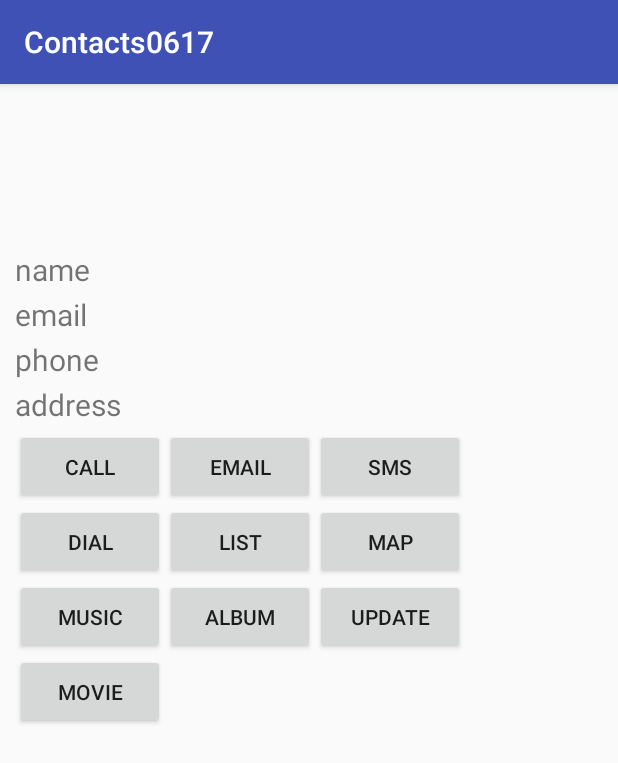
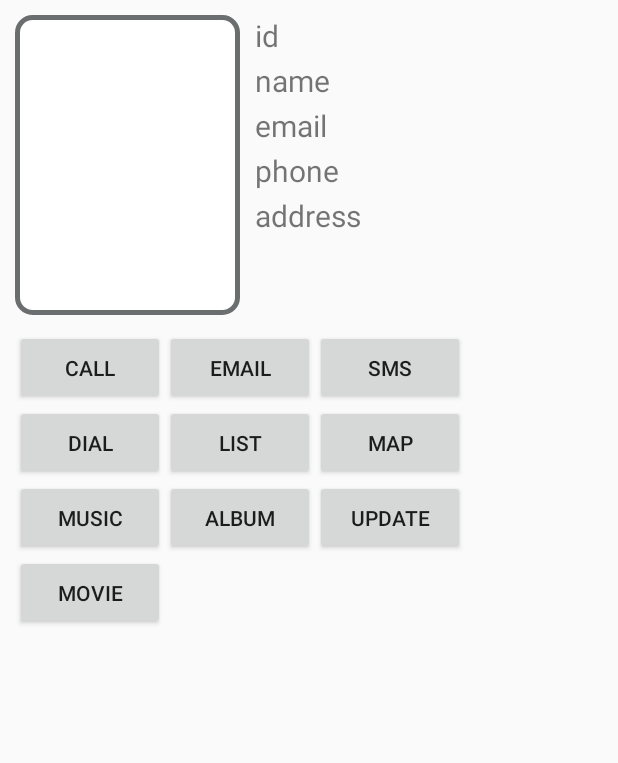
Before and after one commit to ariel720/Contact0617, an Android app: the MemberDetail screen opened directly, with no data from a screen before it, on a phone screen of 412 x 824 dp. Shown: the top 763 px of the screen. Run offline under Robolectric (Android 15) with nearby library versions, the phone set to English and light mode, and no system bars.

Commit message:
create detail view

```diff
--- a/app/src/main/java/com/example/hb2009/contacts0617/MainActivity.java
+++ b/app/src/main/java/com/example/hb2009/contacts0617/MainActivity.java
@@ -15,7 +15,9 @@ import java.util.ArrayList;
 
 
 public class MainActivity extends AppCompatActivity {
-
+//1.DTO만들기
+    static class Member{int seq;String name,password,email,phone,addr,photo;}
+    //2. 쿼리공장 : sqliteDB가져옴.
     static abstract class QueryFactory{
         Context context;
         public QueryFactory(Context context) {this.context = context;}
@@ -32,15 +34,21 @@ public class MainActivity extends AppCompatActivity {
     public final static String MEMBER_ADDRESS = "address";
     public final static String MEMBER_PHOTO = "photo";
 
+    //람다변환위해 필요
     interface LoginService {public void login();}
-    static class Member{int seq;String name,password,email,phone,addr,photo;}
+
 
     @Override
     protected void onCreate(Bundle savedInstanceState) {
         super.onCreate(savedInstanceState);
         setContentView(R.layout.main);
         final Context context=MainActivity.this;
+
+        //6.로그인 쿼리가 있는 클래스 일단 가져옴.
         final MemberLogin mLogin = new MemberLogin(context);
+
+        //7.db만드는클래스 호출
+        mySQLiteHelper helper = new mySQLiteHelper(context); //DB만들기
 
         findViewById(R.id.loginBtn).setOnClickListener(new View.OnClickListener() {
 
@@ -51,15 +59,13 @@ public class MainActivity extends AppCompatActivity {
                 final String sID=inputID.getText().toString();
                 final String sPW=inputPW.getText().toString();
 
-                mySQLiteHelper helper = new mySQLiteHelper(context); //DB만들기
-
                 Log.d("넘어갈id",sID);
                 Log.d("넘어갈pw",sPW);
 
                 new LoginService(){
                     @Override
                     public void login() {
-
+//8.로그인 쿼리 실행.
                         if(mLogin.execute(sID,sPW)){
                             Toast.makeText(context,"로그인 성공",Toast.LENGTH_SHORT).show();
                             startActivity(new Intent(context,MemberList.class));
@@ -87,7 +93,7 @@ public class MainActivity extends AppCompatActivity {
     */
 
    // public static interface ListService {public ArrayList<?> list();}
-
+//3.테이블만들고 가라 데이터 집어넣고
     public static class mySQLiteHelper extends SQLiteOpenHelper{
 
         public mySQLiteHelper(Context context) {
@@ -121,7 +127,7 @@ public class MainActivity extends AppCompatActivity {
         }
     }
 
-
+//4.만들어진 db중에 읽을수 있는 db를 가져오게 하는 함수
     private abstract class LoginQuery extends  MainActivity.QueryFactory{
         SQLiteOpenHelper helper;
         public LoginQuery(Context context) {
@@ -135,7 +141,7 @@ public class MainActivity extends AppCompatActivity {
             return helper.getReadableDatabase();
         }
     }
-
+//5.위의 함수를 상속받고, id,pw를 받아서 로그인 쿼리를 실행.
     private class MemberLogin extends LoginQuery{
 
         public MemberLogin(Context context) {
--- a/app/src/main/java/com/example/hb2009/contacts0617/MemberDetail.java
+++ b/app/src/main/java/com/example/hb2009/contacts0617/MemberDetail.java
@@ -2,6 +2,8 @@ package com.example.hb2009.contacts0617;
 
 import android.support.v7.app.AppCompatActivity;
 import android.os.Bundle;
+import android.view.View;
+import android.widget.Toast;
 
 public class MemberDetail extends AppCompatActivity {
 
@@ -9,5 +11,80 @@ public class MemberDetail extends AppCompatActivity {
     protected void onCreate(Bundle savedInstanceState) {
         super.onCreate(savedInstanceState);
         setContentView(R.layout.member_detail);
+
+
+
+
+
+        findViewById(R.id.btn_call).setOnClickListener(new View.OnClickListener() {
+            @Override
+            public void onClick(View v) {
+
+            }
+        });
+
+        findViewById(R.id.btn_email).setOnClickListener(new View.OnClickListener() {
+            @Override
+            public void onClick(View v) {
+                Toast.makeText(MemberDetail.this,"mail1",Toast.LENGTH_SHORT).show();
+            }
+        });
+
+        findViewById(R.id.btn_sms).setOnClickListener(new View.OnClickListener() {
+            @Override
+            public void onClick(View v) {
+
+            }
+        });
+
+        findViewById(R.id.btn_dial).setOnClickListener(new View.OnClickListener() {
+            @Override
+            public void onClick(View v) {
+
+            }
+        });
+
+        findViewById(R.id.btn_list).setOnClickListener(new View.OnClickListener() {
+            @Override
+            public void onClick(View v) {
+
+            }
+        });
+
+        findViewById(R.id.btn_map).setOnClickListener(new View.OnClickListener() {
+            @Override
+            public void onClick(View v) {
+
+            }
+        });
+
+        findViewById(R.id.btn_music).setOnClickListener(new View.OnClickListener() {
+            @Override
+            public void onClick(View v) {
+
+            }
+        });
+
+        findViewById(R.id.btn_album).setOnClickListener(new View.OnClickListener() {
+            @Override
+            public void onClick(View v) {
+
+            }
+        });
+
+        findViewById(R.id.btn_update).setOnClickListener(new View.OnClickListener() {
+            @Override
+            public void onClick(View v) {
+
+            }
+        });
+
+        findViewById(R.id.btn_movie).setOnClickListener(new View.OnClickListener() {
+            @Override
+            public void onClick(View v) {
+
+            }
+        });
+
     }
 }
--- a/app/src/main/java/com/example/hb2009/contacts0617/MemberList.java
+++ b/app/src/main/java/com/example/hb2009/contacts0617/MemberList.java
@@ -60,6 +60,7 @@ public class MemberList extends AppCompatActivity {
                 intent.putExtra("seq",m.addr);
                 intent.putExtra("seq",m.phone);
                 intent.putExtra("seq",m.photo);
+
                 startActivity(intent);
             }
         });
@@ -71,6 +72,7 @@ public class MemberList extends AppCompatActivity {
         });
     }
 
+    //1.main에서 만들었던 그 sqlite db를 가져오고 있음.
     private abstract class ListQuery extends MainActivity.QueryFactory{
         MainActivity.mySQLiteHelper helper;
         public ListQuery(Context context) {
--- /dev/null
+++ b/app/src/main/res/drawable/layout_border.xml
@@ -0,0 +1,7 @@
+<?xml version="1.0" encoding="utf-8"?>
+<shape xmlns:android="http://schemas.android.com/apk/res/android">
+    <solid android:color="#ffffff"/>
+    <stroke android:width="3dip" android:color="#6b6e6e"/>
+    <corners android:radius="10dip"/>
+    <padding android:left="0dip" android:top="0dip" android:right="0dip" android:bottom="0dip"/>
+</shape>
--- a/app/src/main/res/layout/member_detail.xml
+++ b/app/src/main/res/layout/member_detail.xml
@@ -4,10 +4,32 @@
     android:orientation="vertical"
     android:padding="10dp"
     xmlns:android="http://schemas.android.com/apk/res/android">
+    <LinearLayout
+        android:layout_width="match_parent"
+        android:layout_height="wrap_content"
+        android:orientation="horizontal"
+        android:layout_marginBottom="10dp"
+        >
+        <LinearLayout android:layout_height="200dp"
+            android:layout_width="150dp"
+            android:layout_marginRight="10dp"
+            xmlns:android="http://schemas.android.com/apk/res/android">
             <ImageView
                 android:id="@+id/iv_photo"
-        android:layout_width="100dp"
-        android:layout_height="100dp" />
+                android:background="@drawable/layout_border"
+                android:layout_width="match_parent"
+                android:layout_height="match_parent" />
+        </LinearLayout>
+        <LinearLayout
+            android:layout_width="match_parent"
+            android:layout_height="wrap_content"
+            android:orientation="vertical">
+            <TextView
+                android:id="@+id/tv_id"
+                android:layout_width="match_parent"
+                android:layout_height="30dp"
+                android:text="id"
+                android:textSize="20dp"/>
             <TextView
                 android:id="@+id/tv_name"
                 android:layout_width="match_parent"
@@ -32,6 +54,9 @@
                 android:layout_height="30dp"
                 android:text="address"
                 android:textSize="20dp"/>
+        </LinearLayout>
+    </LinearLayout>
+
     <LinearLayout
         android:layout_width="match_parent"
         android:layout_height="50dp">
--- a/app/src/main/res/values/styles.xml
+++ b/app/src/main/res/values/styles.xml
@@ -1,7 +1,7 @@
 <resources>
 
     <!-- Base application theme. -->
-    <style name="AppTheme" parent="Theme.AppCompat.Light.DarkActionBar">
+    <style name="AppTheme" parent="Theme.AppCompat.Light.NoActionBar">
         <!-- Customize your theme here. -->
         <item name="colorPrimary">@color/colorPrimary</item>
         <item name="colorPrimaryDark">@color/colorPrimaryDark</item>
```
Lines whose indentation alone changed are shown as unchanged.
